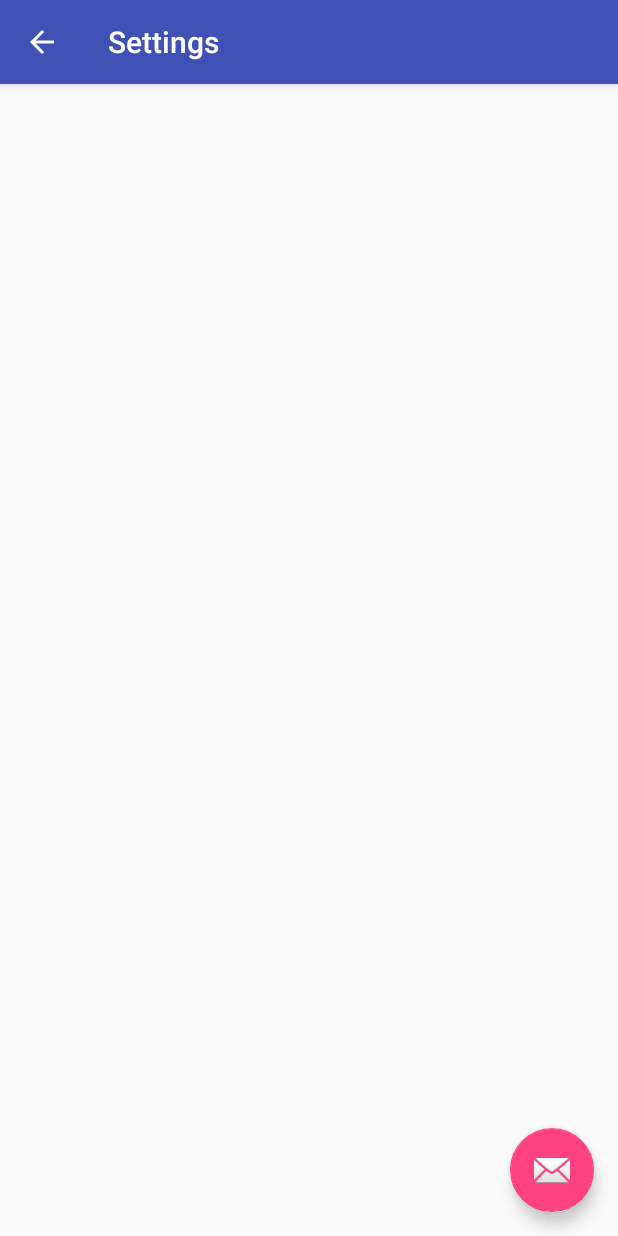
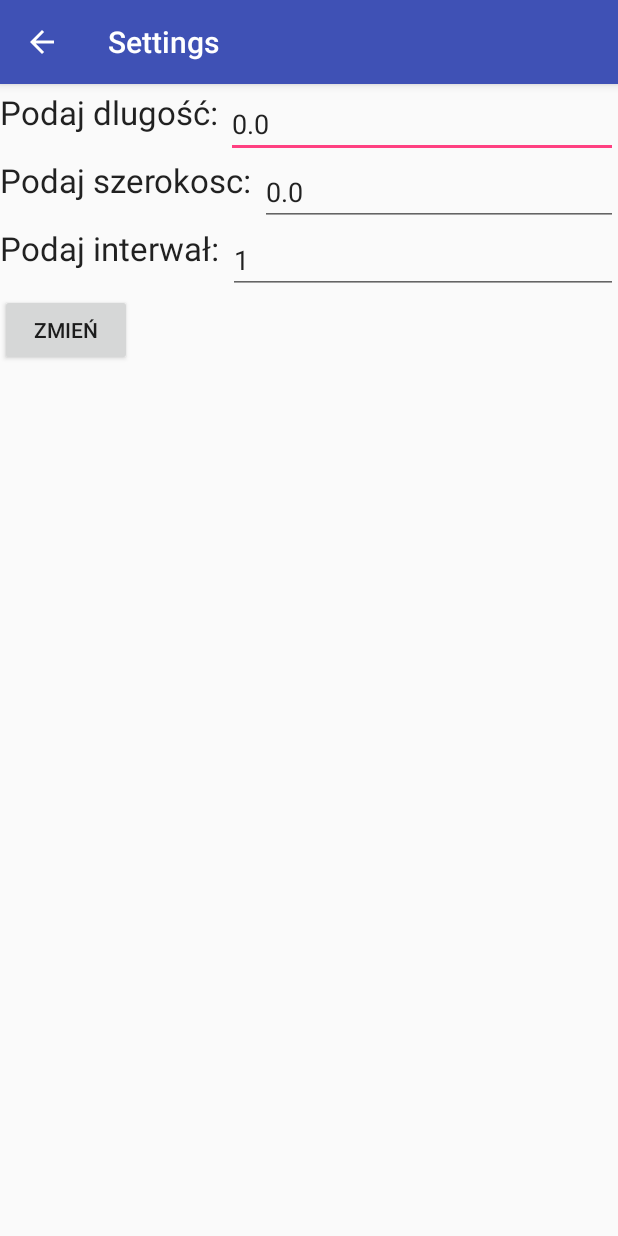
Before and after one commit to dominikus1993/AstroWeather, an Android app: the Settings screen opened directly, with no data from a screen before it, on a phone screen of 412 x 824 dp. Run offline under Robolectric (Android 15) with nearby library versions, the phone set to English and light mode, and no system bars.

Commit message:
add settings activity

```diff
--- a/app/src/main/java/dominikus1993/astroweather/MainActivity.kt
+++ b/app/src/main/java/dominikus1993/astroweather/MainActivity.kt
@@ -1,5 +1,6 @@
 package dominikus1993.astroweather
 
+import android.content.Intent
 import android.os.Bundle
 import android.os.Handler
 import android.support.v4.view.ViewPager
@@ -53,7 +54,8 @@ class MainActivity : AppCompatActivity, IAstroWeatherView<Time> {
 
         //noinspection SimplifiableIfStatement
         if (id == R.id.action_settings) {
-            return true
+            val intent = Intent(this, Settings::class.java)
+            startActivity(intent)
         }
 
         return super.onOptionsItemSelected(item)
--- a/app/src/main/java/dominikus1993/astroweather/Settings.kt
+++ b/app/src/main/java/dominikus1993/astroweather/Settings.kt
@@ -1,13 +1,20 @@
 package dominikus1993.astroweather
 
 import android.os.Bundle
-import android.support.design.widget.FloatingActionButton
-import android.support.design.widget.Snackbar
 import android.support.v7.app.AppCompatActivity
 import android.support.v7.widget.Toolbar
-import android.view.View
+import android.widget.Button
+import android.widget.TextView
+import com.astrocalculator.AstroCalculator
+import model.AppData
+import utils.PreferencesUtils
 
 class Settings : AppCompatActivity() {
+
+    private lateinit var latitude: TextView
+    private lateinit var longitude:TextView
+    private lateinit var interval: TextView
+    private lateinit var saveButton: Button
 
     override fun onCreate(savedInstanceState: Bundle?) {
         super.onCreate(savedInstanceState)
@@ -15,9 +22,27 @@ class Settings : AppCompatActivity() {
         val toolbar = findViewById(R.id.toolbar) as Toolbar
         setSupportActionBar(toolbar)
 
-        val fab = findViewById(R.id.fab) as FloatingActionButton
-        fab.setOnClickListener { view -> Snackbar.make(view, "Replace with your own action", Snackbar.LENGTH_LONG).setAction("Action", null).show() }
         supportActionBar!!.setDisplayHomeAsUpEnabled(true)
+
+
+        longitude = findViewById(R.id.editText) as TextView
+        latitude = findViewById(R.id.editText2) as TextView
+        interval = findViewById(R.id.editText3) as TextView
+        saveButton = findViewById(R.id.save) as Button
+
+        setTextBoxes()
+
+        saveButton.setOnClickListener { l ->
+            val settings = AppData(AstroCalculator.Location(latitude.text.toString().toDouble(), longitude.text.toString().toDouble()), interval.text.toString().toInt())
+            PreferencesUtils.setPreferences({x, y -> getSharedPreferences(x, y)}, settings )
+        }
+    }
+
+    private fun setTextBoxes(): Unit {
+        val settings = PreferencesUtils.getPreferences { s, i -> getSharedPreferences(s,i)}
+        longitude.text = settings.location.longitude.toString()
+        latitude.text = settings.location.latitude.toString()
+        interval.text = settings.interval.toString()
     }
 
 }
--- a/app/src/main/kotlin/utils/PreferencesUtils.kt
+++ b/app/src/main/kotlin/utils/PreferencesUtils.kt
@@ -20,8 +20,6 @@ class PreferencesUtils{
             val interval = intervalPreferences.getInt(Constants.Interval.value, 1)
             return AppData(location, interval)
         }
-    }
-
         fun setPreferences(getSharedPreferences : (String, Int) -> SharedPreferences, appData: AppData) {
             val locationPreferencesEditor = getSharedPreferences(Constants.Location.value, 0).edit()
             val intervalPreferencesEditor = getSharedPreferences(Constants.Interval.value, 0).edit()
@@ -35,3 +33,5 @@ class PreferencesUtils{
 
         }
     }
+
+}
--- a/app/src/main/res/layout/activity_settings.xml
+++ b/app/src/main/res/layout/activity_settings.xml
@@ -20,15 +20,80 @@
             app:popupTheme="@style/AppTheme.PopupOverlay" />
 
     </android.support.design.widget.AppBarLayout>
+    <LinearLayout
+        android:layout_width="match_parent"
+        android:layout_height="match_parent"
+        android:layout_gravity="center_horizontal|top"
+        android:orientation="vertical"
+        android:layout_marginTop="60dp">
 
-    <include layout="@layout/content_settings" />
 
-    <android.support.design.widget.FloatingActionButton
-        android:id="@+id/fab"
-        android:layout_width="wrap_content"
-        android:layout_height="wrap_content"
-        android:layout_gravity="bottom|end"
-        android:layout_margin="@dimen/fab_margin"
-        android:src="@android:drawable/ic_dialog_email" />
+        <LinearLayout
+            android:layout_width="match_parent"
+            android:layout_height="wrap_content"
+            android:orientation="horizontal">
 
+            <TextView
+                android:id="@+id/textView"
+                android:layout_width="wrap_content"
+                android:layout_height="wrap_content"
+                android:text="Podaj dlugość: "
+                android:textAppearance="?android:attr/textAppearanceLarge" />
+
+            <EditText
+                android:id="@+id/editText"
+                android:layout_width="match_parent"
+                android:layout_height="wrap_content"
+                android:layout_gravity="center_horizontal"
+                android:numeric="decimal" />
+        </LinearLayout>
+
+        <LinearLayout
+            android:orientation="horizontal"
+            android:layout_width="match_parent"
+            android:layout_height="wrap_content">
+
+            <TextView
+                android:layout_width="wrap_content"
+                android:layout_height="wrap_content"
+                android:textAppearance="?android:attr/textAppearanceLarge"
+                android:text="Podaj szerokosc: "
+                android:id="@+id/textView2" />
+
+            <EditText
+                android:layout_width="match_parent"
+                android:layout_height="wrap_content"
+                android:id="@+id/editText2"
+                android:layout_gravity="center_horizontal"
+                android:numeric="decimal" />
+        </LinearLayout>
+
+        <LinearLayout
+            android:orientation="horizontal"
+            android:layout_width="match_parent"
+            android:layout_height="wrap_content">
+
+            <TextView
+                android:layout_width="wrap_content"
+                android:layout_height="wrap_content"
+                android:textAppearance="?android:attr/textAppearanceLarge"
+                android:text="Podaj interwał: "
+                android:id="@+id/textView3" />
+
+            <EditText
+                android:layout_width="match_parent"
+                android:layout_height="wrap_content"
+                android:id="@+id/editText3"
+                android:layout_gravity="center_horizontal"
+                android:numeric="integer" />
+        </LinearLayout>
+
+        <Button
+            android:layout_width="wrap_content"
+            android:layout_height="wrap_content"
+            android:text="Zmień"
+            android:id="@+id/save" />
+
+
+    </LinearLayout>
 </android.support.design.widget.CoordinatorLayout>
```
Lines whose indentation alone changed are shown as unchanged.
